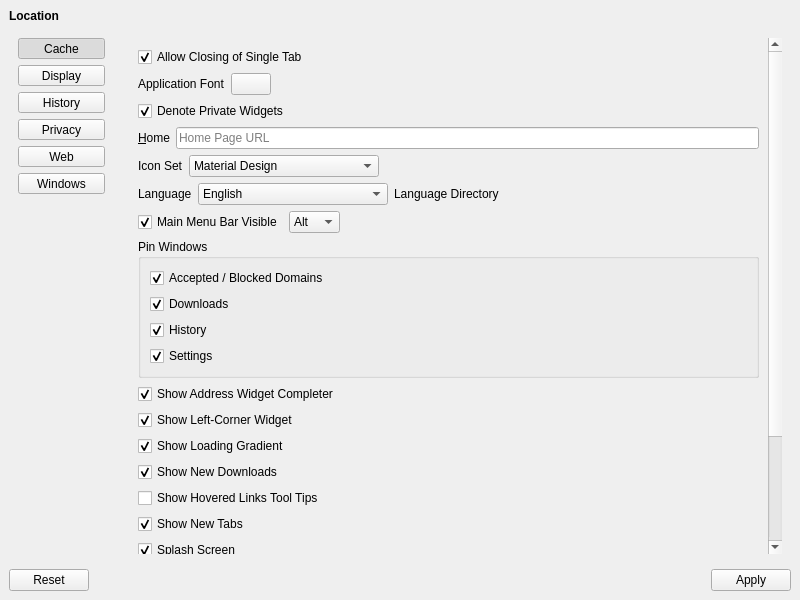
The window that UI/dooble_settings.ui (textbrowser/dooble) describes before a commit, drawn with Qt 5.
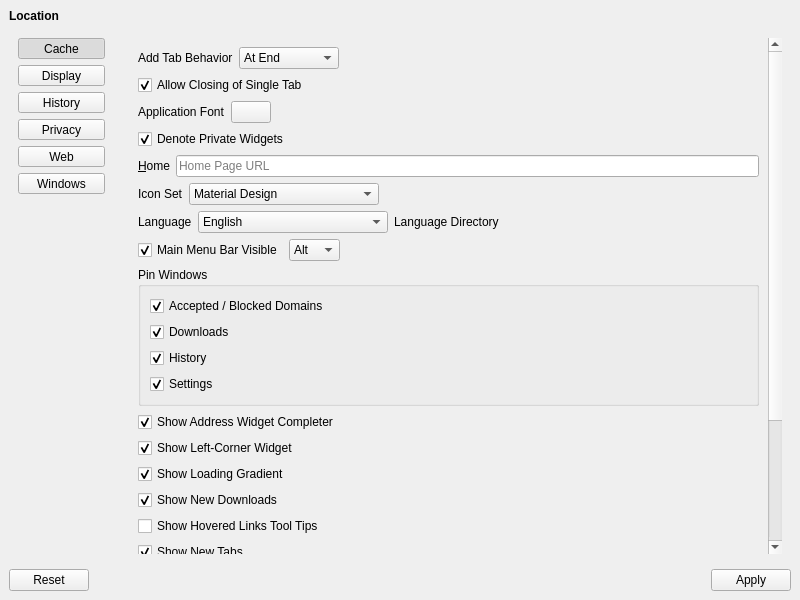
The same window after the commit. The open tabs and pages were chosen to show the change. Icons and pictures are not drawn.

Commit message: Add Tab Behavior.

```diff
--- a/UI/dooble_settings.ui
+++ b/UI/dooble_settings.ui
@@ -377,11 +377,55 @@
               <rect>
                <x>0</x>
                <y>0</y>
-               <width>398</width>
-               <height>874</height>
+               <width>642</width>
+               <height>912</height>
               </rect>
              </property>
              <layout class="QVBoxLayout" name="verticalLayout_19">
+              <item>
+               <layout class="QHBoxLayout" name="horizontalLayout_23">
+                <item>
+                 <widget class="QLabel" name="label_48">
+                  <property name="text">
+                   <string>Add Tab Behavior</string>
+                  </property>
+                 </widget>
+                </item>
+                <item>
+                 <widget class="QComboBox" name="add_tab_behavior">
+                  <property name="currentIndex">
+                   <number>1</number>
+                  </property>
+                  <property name="sizeAdjustPolicy">
+                   <enum>QComboBox::AdjustToContents</enum>
+                  </property>
+                  <item>
+                   <property name="text">
+                    <string>After Current</string>
+                   </property>
+                  </item>
+                  <item>
+                   <property name="text">
+                    <string>At End</string>
+                   </property>
+                  </item>
+                 </widget>
+                </item>
+                <item>
+                 <spacer name="horizontalSpacer_24">
+                  <property name="orientation">
+                   <enum>Qt::Horizontal</enum>
+                  </property>
+                  <property name="sizeHint" stdset="0">
+                   <size>
+                    <width>40</width>
+                    <height>20</height>
+                   </size>
+                  </property>
+                 </spacer>
+                </item>
+               </layout>
+              </item>
               <item>
                <widget class="QCheckBox" name="allow_closing_of_single_tab">
                 <property name="text">
```
Left out of the diff: 3 changed lines with no effect on the pictures. The commit also changes 5 other files.
